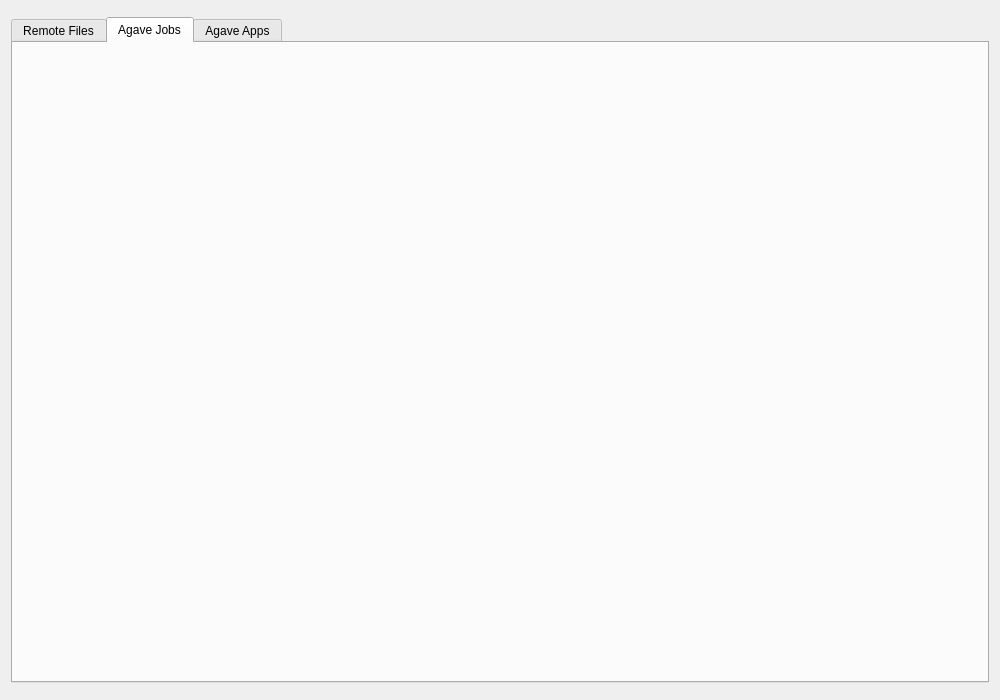
Before: the Qt Designer form instances/explorerwindow.ui in psempoli/AgaveClientTester, drawn with Qt 5.
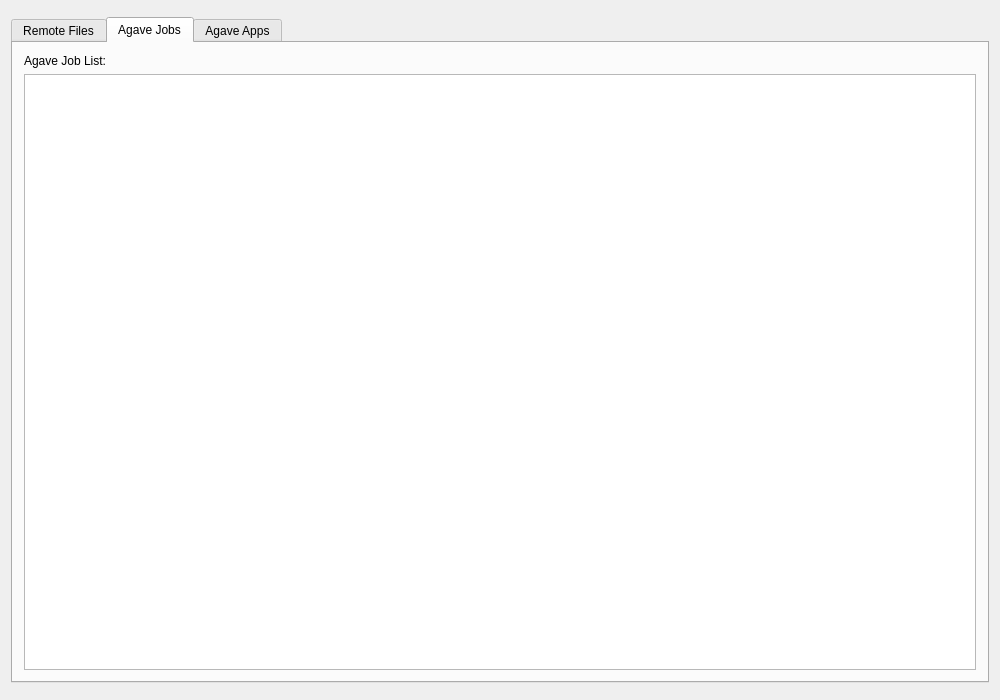
After: the same form once the commit is applied. Custom widgets are drawn as their Qt base class.

Commit message: Cleaned up and finished task lister widgets and handlers

Patch:
```diff
--- a/instances/explorerwindow.ui
+++ b/instances/explorerwindow.ui
@@ -134,6 +134,25 @@
        <attribute name="title">
         <string>Agave Jobs</string>
        </attribute>
+       <layout class="QVBoxLayout" name="verticalLayout_3">
+        <item>
+         <widget class="QLabel" name="label_2">
+          <property name="text">
+           <string>Agave Job List:</string>
+          </property>
+         </widget>
+        </item>
+        <item>
+         <widget class="RemoteJobLister" name="jobTable">
+          <property name="contextMenuPolicy">
+           <enum>Qt::CustomContextMenu</enum>
+          </property>
+          <property name="editTriggers">
+           <set>QAbstractItemView::NoEditTriggers</set>
+          </property>
+         </widget>
+        </item>
+       </layout>
       </widget>
       <widget class="QWidget" name="AgavePassThru">
        <attribute name="title">
@@ -241,6 +260,11 @@
    <header>../AgaveExplorer/SimCenterCommon/FooterWidget.h</header>
    <container>1</container>
   </customwidget>
+  <customwidget>
+   <class>RemoteJobLister</class>
+   <extends>QTableView</extends>
+   <header>remoteFileOps/remotejoblister.h</header>
+  </customwidget>
  </customwidgets>
  <resources/>
  <connections>
```
Left out of the diff: 3 changed lines with no effect on the pictures. The commit also changes 7 other files.
